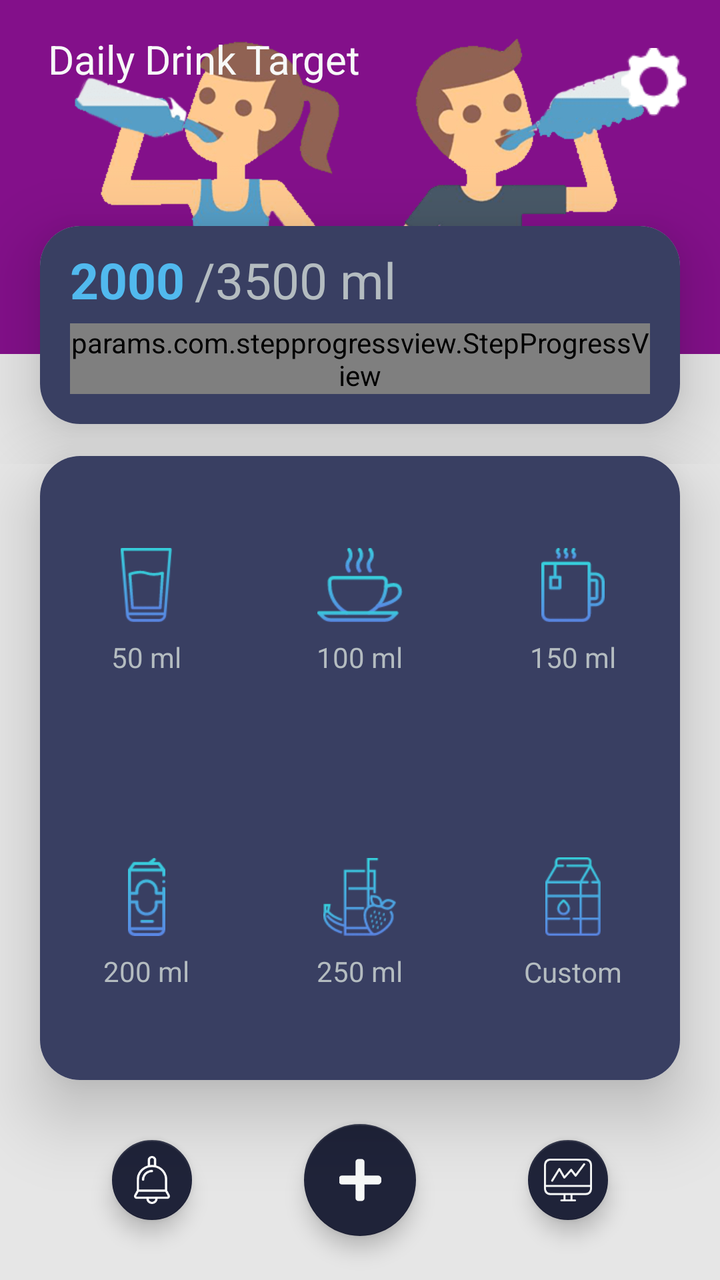
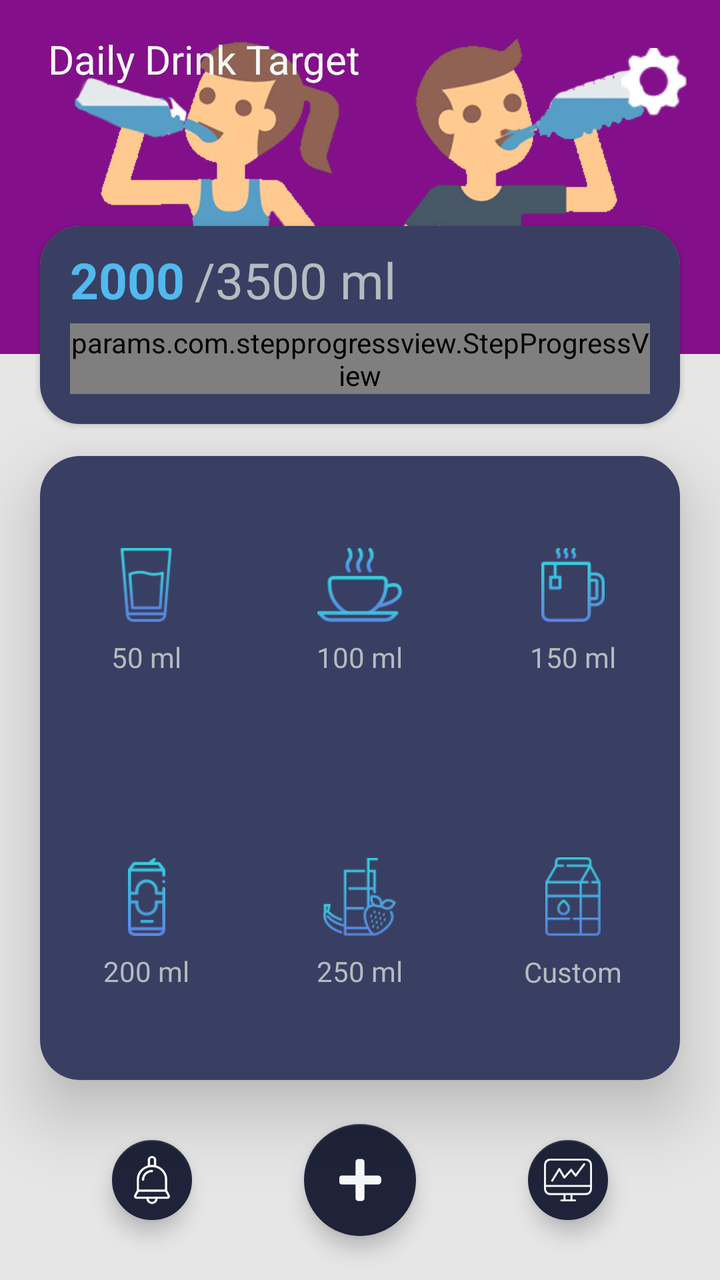

Screens rendered from an Android XML layout before and after an edit, with the pre-edit source and the edit as a unified diff.
<!-- AndroidManifest.xml: application theme AppTheme -->
<!-- res/layout/water_activity_main.xml -->
<?xml version="1.0" encoding="utf-8"?>
<androidx.constraintlayout.widget.ConstraintLayout xmlns:android="http://schemas.android.com/apk/res/android"
    xmlns:app="http://schemas.android.com/apk/res-auto"
    xmlns:tools="http://schemas.android.com/tools"
    android:id="@+id/main_activity_parent"
    android:layout_width="match_parent"
    android:layout_height="match_parent"
    android:background="@color/gray_color"
    tools:context=".Water_MainActivity">


    <RelativeLayout
        android:id="@+id/banner"
        android:layout_width="0dp"
        android:layout_height="wrap_content"
        android:layout_marginBottom="51dp"
        android:background="@mipmap/water_ban"
        app:layout_constraintBottom_toTopOf="@+id/cardView"
        app:layout_constraintEnd_toEndOf="parent"
        app:layout_constraintStart_toStartOf="parent"
        app:layout_constraintTop_toTopOf="parent">

    </RelativeLayout>


    <ImageView
        android:id="@+id/btnMenu"
        android:layout_width="50dp"
        android:layout_height="50dp"
        android:layout_marginTop="16dp"
        android:layout_marginEnd="8dp"
        android:background="?attr/selectableItemBackground"
        android:padding="8dp"
        android:src="@mipmap/setting"
        app:layout_constraintEnd_toEndOf="parent"
        app:layout_constraintTop_toTopOf="parent" />

    <com.google.android.material.floatingactionbutton.FloatingActionButton
        android:id="@+id/btnNotific"
        android:layout_width="wrap_content"
        android:layout_height="wrap_content"
        android:layout_marginStart="8dp"
        android:layout_marginTop="8dp"
        android:layout_marginEnd="8dp"
        android:layout_marginBottom="8dp"
        android:padding="8dp"
        android:src="@drawable/ic_bell"

        app:fabSize="mini"
        app:layout_constraintBottom_toBottomOf="parent"
        app:layout_constraintEnd_toStartOf="@+id/fabAdd"
        app:layout_constraintStart_toStartOf="parent"
        app:layout_constraintTop_toBottomOf="@+id/cardView" />

    <com.google.android.material.floatingactionbutton.FloatingActionButton
        android:id="@+id/btnStats"
        android:layout_width="wrap_content"
        android:layout_height="wrap_content"
        android:layout_marginStart="8dp"
        android:layout_marginTop="8dp"
        android:layout_marginEnd="8dp"
        android:layout_marginBottom="8dp"
        android:padding="8dp"
        android:src="@drawable/ic_stats"
        app:fabSize="mini"
        app:layout_constraintBottom_toBottomOf="parent"
        app:layout_constraintEnd_toEndOf="parent"
        app:layout_constraintStart_toEndOf="@+id/fabAdd"
        app:layout_constraintTop_toBottomOf="@+id/cardView" />

    <com.google.android.material.floatingactionbutton.FloatingActionButton
        android:id="@+id/fabAdd"
        android:layout_width="wrap_content"
        android:layout_height="wrap_content"
        android:layout_marginStart="8dp"
        android:layout_marginTop="8dp"
        android:layout_marginEnd="8dp"
        android:layout_marginBottom="8dp"
        android:clickable="true"
        app:layout_constraintBottom_toBottomOf="parent"
        app:layout_constraintEnd_toEndOf="parent"
        app:layout_constraintStart_toStartOf="parent"
        app:layout_constraintTop_toBottomOf="@+id/cardView"
        app:srcCompat="@drawable/ic_plus_solid" />

    <RelativeLayout
        android:id="@+id/rere"
        android:layout_width="match_parent"
        android:layout_height="wrap_content"
        app:layout_constraintStart_toStartOf="parent"
        app:layout_constraintTop_toTopOf="parent">

        <TextView
            android:id="@+id/textView5"
            android:layout_width="wrap_content"
            android:layout_height="wrap_content"
            android:layout_marginStart="24dp"
            android:layout_marginTop="16dp"
            android:text="Daily Drink Target"
            android:textColor="@color/colorWhite"
            android:textSize="20sp" />

        <androidx.cardview.widget.CardView
            android:id="@+id/cardviewone"
            android:layout_width="match_parent"
            android:layout_height="wrap_content"
            android:layout_below="@+id/textView5"
            android:layout_marginLeft="20dp"
            android:layout_marginTop="70dp"
            android:layout_marginRight="20dp"
            android:layout_marginBottom="20dp"
            android:orientation="horizontal"
            app:cardCornerRadius="20dp"
            app:cardElevation="20dip">

            <RelativeLayout
                android:layout_width="match_parent"
                android:layout_height="wrap_content"
                android:background="#393F62">

                <RelativeLayout
                    android:id="@+id/progress_data"
                    android:layout_width="match_parent"
                    android:layout_height="wrap_content"
                    android:layout_marginTop="10dp">

                    <TextView
                        android:id="@+id/tvIntook"
                        android:layout_width="wrap_content"
                        android:layout_height="wrap_content"
                        android:layout_marginLeft="@dimen/text_15"
                        android:layout_marginRight="5dp"
                        android:text="2000"
                        android:textColor="#51B9EE"
                        android:textSize="25sp"
                        android:textStyle="bold" />

                    <TextView
                        android:id="@+id/tvTotalIntake"
                        android:layout_width="wrap_content"
                        android:layout_height="wrap_content"
                        android:layout_toRightOf="@+id/tvIntook"
                        android:text="/3500 ml"
                        android:textColor="@color/textColor"
                        android:textSize="25sp"

                        />

                </RelativeLayout>

                <RelativeLayout
                    android:layout_width="match_parent"
                    android:layout_height="wrap_content"
                    android:layout_below="@+id/progress_data"
                    android:layout_marginTop="5dp"
                    android:layout_marginBottom="@dimen/text_15">

                    <params.com.stepprogressview.StepProgressView
                        android:id="@+id/intakeProgress"
                        android:layout_width="match_parent"
                        android:layout_height="wrap_content"
                        android:layout_gravity="center_horizontal"
                        android:layout_marginStart="15dp"
                        android:layout_marginEnd="15dp"
                        android:maxWidth="5dp"
                        app:currentProgress="60"
                        app:markerColor="@color/colorSkyBlue"
                        app:markers="100"
                        app:progressBackgroundColor="#98EEF4"
                        app:progressBarHeight="10dp"
                        app:progressColor="@color/colorSkyBlue"
                        app:textColor="@color/white"
                        app:textMargin="5dp"
                        app:textSize="15sp"
                        app:totalProgress="130" />
                </RelativeLayout>
            </RelativeLayout>

        </androidx.cardview.widget.CardView>
    </RelativeLayout>


    <androidx.cardview.widget.CardView
        android:id="@+id/cardView"
        android:layout_width="0dp"
        android:layout_height="0dp"
        android:layout_marginStart="20dp"
        android:layout_marginEnd="20dp"
        android:layout_marginBottom="100dp"
        app:cardCornerRadius="20dp"
        app:cardElevation="20dp"
        app:layout_constraintBottom_toBottomOf="parent"
        app:layout_constraintEnd_toEndOf="parent"
        app:layout_constraintHeight_max="00dp"
        app:layout_constraintStart_toStartOf="parent"
        app:layout_constraintTop_toBottomOf="@+id/banner">

        <androidx.constraintlayout.widget.ConstraintLayout
            android:layout_width="match_parent"
            android:layout_height="match_parent"
            android:background="#EBEBEB">

            <View
                style="@style/DividerHorizontal"
                app:layout_constraintStart_toStartOf="parent"
                app:layout_constraintTop_toBottomOf="@id/constraintLayout2" />

            <androidx.constraintlayout.widget.ConstraintLayout
                android:id="@+id/constraintLayout2"
                android:layout_width="0dp"
                android:layout_height="0dp"
                android:orientation="horizontal"
                app:layout_constraintBottom_toTopOf="@+id/constraintLayout3"
                app:layout_constraintEnd_toEndOf="parent"
                app:layout_constraintStart_toStartOf="parent"
                app:layout_constraintTop_toTopOf="parent">

                <LinearLayout
                    android:id="@+id/op50ml"
                    android:layout_width="0dp"
                    android:layout_height="0dp"
                    android:background="#393F62"
                    android:clickable="true"
                    android:gravity="center"
                    android:orientation="vertical"
                    app:layout_constraintBottom_toBottomOf="parent"
                    app:layout_constraintEnd_toStartOf="@+id/op100ml"
                    app:layout_constraintStart_toStartOf="parent"
                    app:layout_constraintTop_toTopOf="parent">
                    

                    <ImageView
                        android:layout_width="wrap_content"
                        android:layout_height="wrap_content"
                        android:background="@mipmap/ic_glass" />

                    <TextView
                        android:layout_width="wrap_content"
                        android:layout_height="wrap_content"
                        android:layout_marginTop="8dp"
                        android:text="50 ml"
                        android:textColor="@color/textColor" />
                </LinearLayout>

                <View
                    style="@style/DividerVertical"
                    app:layout_constraintStart_toEndOf="@id/op50ml"
                    app:layout_constraintTop_toBottomOf="parent" />

                <View
                    style="@style/DividerVertical"
                    app:layout_constraintStart_toEndOf="@id/op100ml"
                    app:layout_constraintTop_toBottomOf="parent" />

                <LinearLayout
                    android:id="@+id/op100ml"
                    android:layout_width="0dp"
                    android:layout_height="0dp"
                    android:background="#393F62"
                    android:clickable="true"
                    android:gravity="center"
                    android:orientation="vertical"
                    app:layout_constraintBottom_toBottomOf="parent"
                    app:layout_constraintEnd_toStartOf="@+id/op150ml"
                    app:layout_constraintStart_toEndOf="@+id/op50ml"
                    app:layout_constraintTop_toTopOf="parent">

                    <ImageView
                        android:layout_width="wrap_content"
                        android:layout_height="wrap_content"
                        android:background="@mipmap/ic_cofee" />

                    <TextView
                        android:layout_width="wrap_content"
                        android:layout_height="wrap_content"
                        android:layout_marginTop="8dp"
                        android:text="100 ml"
                        android:textColor="@color/textColor" />

                </LinearLayout>

                <LinearLayout
                    android:id="@+id/op150ml"
                    android:layout_width="0dp"
                    android:layout_height="0dp"
                    android:background="#393F62"
                    android:clickable="true"
                    android:gravity="center"
                    android:orientation="vertical"
                    app:layout_constraintBottom_toBottomOf="parent"
                    app:layout_constraintEnd_toEndOf="parent"
                    app:layout_constraintStart_toEndOf="@+id/op100ml"
                    app:layout_constraintTop_toTopOf="parent">

                    <ImageView
                        android:layout_width="wrap_content"
                        android:layout_height="wrap_content"
                        android:background="@mipmap/ic_tea" />

                    <TextView
                        android:layout_width="wrap_content"
                        android:layout_height="wrap_content"
                        android:layout_marginTop="8dp"
                        android:text="150 ml"
                        android:textColor="@color/textColor" />

                </LinearLayout>
            </androidx.constraintlayout.widget.ConstraintLayout>

            <androidx.constraintlayout.widget.ConstraintLayout
                android:id="@+id/constraintLayout3"
                android:layout_width="0dp"
                android:layout_height="0dp"
                android:orientation="horizontal"
                app:layout_constraintBottom_toBottomOf="parent"
                app:layout_constraintEnd_toEndOf="parent"
                app:layout_constraintStart_toStartOf="parent"
                app:layout_constraintTop_toBottomOf="@+id/constraintLayout2">

                <View
                    style="@style/DividerVertical"

                    app:layout_constraintStart_toEndOf="@id/op200ml"
                    app:layout_constraintTop_toBottomOf="parent" />

                <View
                    style="@style/DividerVertical"
                    app:layout_constraintStart_toEndOf="@id/op250ml"
                    app:layout_constraintTop_toBottomOf="parent" />

                <LinearLayout
                    android:id="@+id/op200ml"
                    android:layout_width="0dp"
                    android:layout_height="0dp"
                    android:background="#393F62"
                    android:clickable="true"
                    android:gravity="center"
                    android:orientation="vertical"
                    app:layout_constraintBottom_toBottomOf="parent"
                    app:layout_constraintEnd_toStartOf="@+id/op250ml"
                    app:layout_constraintStart_toStartOf="parent"
                    app:layout_constraintTop_toTopOf="parent">

                    <ImageView
                        android:layout_width="wrap_content"
                        android:layout_height="wrap_content"
                        android:background="@mipmap/ic_cola" />

                    <TextView
                        android:layout_width="wrap_content"
                        android:layout_height="wrap_content"
                        android:layout_marginTop="8dp"
                        android:text="200 ml"
                        android:textColor="@color/textColor" />

                </LinearLayout>

                <LinearLayout
                    android:id="@+id/op250ml"
                    android:layout_width="0dp"
                    android:layout_height="0dp"
                    android:background="#393F62"
                    android:clickable="true"
                    android:gravity="center"
                    android:orientation="vertical"
                    app:layout_constraintBottom_toBottomOf="parent"
                    app:layout_constraintEnd_toStartOf="@+id/opCustom"
                    app:layout_constraintStart_toEndOf="@+id/op200ml"
                    app:layout_constraintTop_toTopOf="parent">

                    <ImageView
                        android:layout_width="wrap_content"
                        android:layout_height="wrap_content"
                        android:background="@mipmap/ic_juice" />

                    <TextView
                        android:layout_width="wrap_content"
                        android:layout_height="wrap_content"
                        android:layout_marginTop="8dp"
                        android:text="250 ml"
                        android:textColor="@color/textColor" />

                </LinearLayout>

                <LinearLayout
                    android:id="@+id/opCustom"
                    android:layout_width="0dp"
                    android:layout_height="0dp"
                    android:background="#393F62"
                    android:clickable="true"
                    android:gravity="center"
                    android:orientation="vertical"
                    app:layout_constraintBottom_toBottomOf="parent"
                    app:layout_constraintEnd_toEndOf="parent"
                    app:layout_constraintStart_toEndOf="@+id/op250ml"
                    app:layout_constraintTop_toTopOf="parent">

                    <ImageView
                        android:layout_width="wrap_content"
                        android:layout_height="wrap_content"
                        app:srcCompat="@mipmap/ic_milk" />

                    <TextView
                        android:id="@+id/tvCustom"
                        android:layout_width="wrap_content"
                        android:layout_height="wrap_content"
                        android:layout_marginTop="8dp"
                        android:text="Custom"
                        android:textColor="@color/textColor" />

                </LinearLayout>
            </androidx.constraintlayout.widget.ConstraintLayout>
        </androidx.constraintlayout.widget.ConstraintLayout>
    </androidx.cardview.widget.CardView>


</androidx.constraintlayout.widget.ConstraintLayout>
<!-- resources referenced by this layout -->
<resources>
  <color name="colorSkyBlue">#03BBFF</color>
  <color name="colorWhite">#F7F9F8</color>
  <color name="gray_color">#E6E6E6</color>
  <color name="textColor">#ffb4bcc0</color>
  <color name="white">#ffffff</color>
  <dimen name="text_15">15sp</dimen>
  <!-- drawable ic_plus_solid (drawable) -->
  <vector xmlns:android="http://schemas.android.com/apk/res/android" android:height="24dp"
          android:viewportHeight="512" android:viewportWidth="448" android:width="21dp">
      <path android:fillColor="@color/colorWhite"
            android:pathData="M416,208H272V64c0,-17.67 -14.33,-32 -32,-32h-32c-17.67,0 -32,14.33 -32,32v144H32c-17.67,0 -32,14.33 -32,32v32c0,17.67 14.33,32 32,32h144v144c0,17.67 14.33,32 32,32h32c17.67,0 32,-14.33 32,-32V304h144c17.67,0 32,-14.33 32,-32v-32c0,-17.67 -14.33,-32 -32,-32z"/>
  </vector>
  <!-- drawable ic_stats (drawable) -->
  <vector xmlns:android="http://schemas.android.com/apk/res/android" android:height="24dp"
          android:viewportHeight="372" android:viewportWidth="372" android:width="24dp">
      <path android:fillColor="@color/colorWhite"
            android:pathData="M320,19.6H52c-25.12,0 -52,13.68 -52,52v179.68c0,38.32 26.88,52 52,52h99.2v33.12h-16.48c-4.418,0 -8,3.582 -8,8s3.582,8 8,8h105.6c4.418,0 8,-3.582 8,-8s-3.582,-8 -8,-8H220.8v-33.12H320c38.32,0 52,-26.88 52,-52V71.6C372,33.28 345.12,19.6 320,19.6zM204.8,336.4h-37.6v-33.12h37.6V336.4zM356,251.28c0,10.8 -3.52,36 -36,36H52c-10.8,0 -36,-3.52 -36,-36v-11.44h340V251.28zM356,223.92H16v-152c0,-32.48 25.2,-36 36,-36h268c10.8,0 36,3.52 36,36V223.92z"/>
      <path android:fillColor="@color/colorWhite"
            android:pathData="M315.69,57.359c-3.532,-2.654 -8.547,-1.942 -11.201,1.59c-0.003,0.004 -0.006,0.007 -0.008,0.011l0.4,0l-59.68,80l-28,-36.4c-1.458,-1.897 -3.689,-3.042 -6.08,-3.12c-2.381,-0.068 -4.669,0.93 -6.24,2.72L159.28,154l-33.44,-57.12c-1.426,-2.405 -4.004,-3.891 -6.8,-3.92c-2.808,-0.016 -5.42,1.441 -6.88,3.84L56.96,186c-2.841,3.384 -2.4,8.43 0.984,11.271c3.384,2.841 8.43,2.4 11.271,-0.984c0.573,-0.682 1.027,-1.455 1.345,-2.287l48,-78.24l32,55.12c2.231,3.814 7.131,5.096 10.945,2.865c0.724,-0.424 1.377,-0.959 1.935,-1.585L210,120.08l28.56,37.12c1.634,1.85 3.937,2.972 6.4,3.12c2.49,-0.025 4.826,-1.208 6.32,-3.2l66,-88.56C319.934,65.028 319.222,60.013 315.69,57.359z"/>
  </vector>
  <style name="DividerHorizontal">
          <item name="android:layout_width">match_parent</item>
          <item name="android:layout_height">1dp</item>
          <item name="android:background">@color/colorPrimaryDark</item>
      </style>
  <style name="DividerVertical">
          <item name="android:layout_width">1dp</item>
          <item name="android:layout_height">match_parent</item>
          <item name="android:background">@color/colorPrimaryDark</item>
      </style>
  <style name="AppTheme" parent="Theme.AppCompat.Light.DarkActionBar">
          
          <item name="colorPrimary">@color/colorPrimary</item>
          <item name="colorPrimaryDark">@color/colorPrimaryDark</item>
          <item name="colorAccent">@color/colorAccent</item>
      </style>
  <color name="colorPrimaryDark">#1F2339</color>
  <color name="colorPrimary">#434A71</color>
  <color name="colorAccent">#1F2339</color>
  <!-- unchanged entries left out for length: 9 -->
</resources>

<!-- the commit's change to res/layout/water_activity_main.xml (unified diff, before → after) -->
@@ -45,7 +45,6 @@
         android:layout_marginBottom="8dp"
         android:padding="8dp"
         android:src="@drawable/ic_bell"
-
         app:fabSize="mini"
         app:layout_constraintBottom_toBottomOf="parent"
         app:layout_constraintEnd_toStartOf="@+id/fabAdd"
@@ -111,7 +110,7 @@
             android:layout_marginBottom="20dp"
             android:orientation="horizontal"
             app:cardCornerRadius="20dp"
-            app:cardElevation="20dip">
+            android:elevation="20dp">
 
             <RelativeLayout
                 android:layout_width="match_parent"
